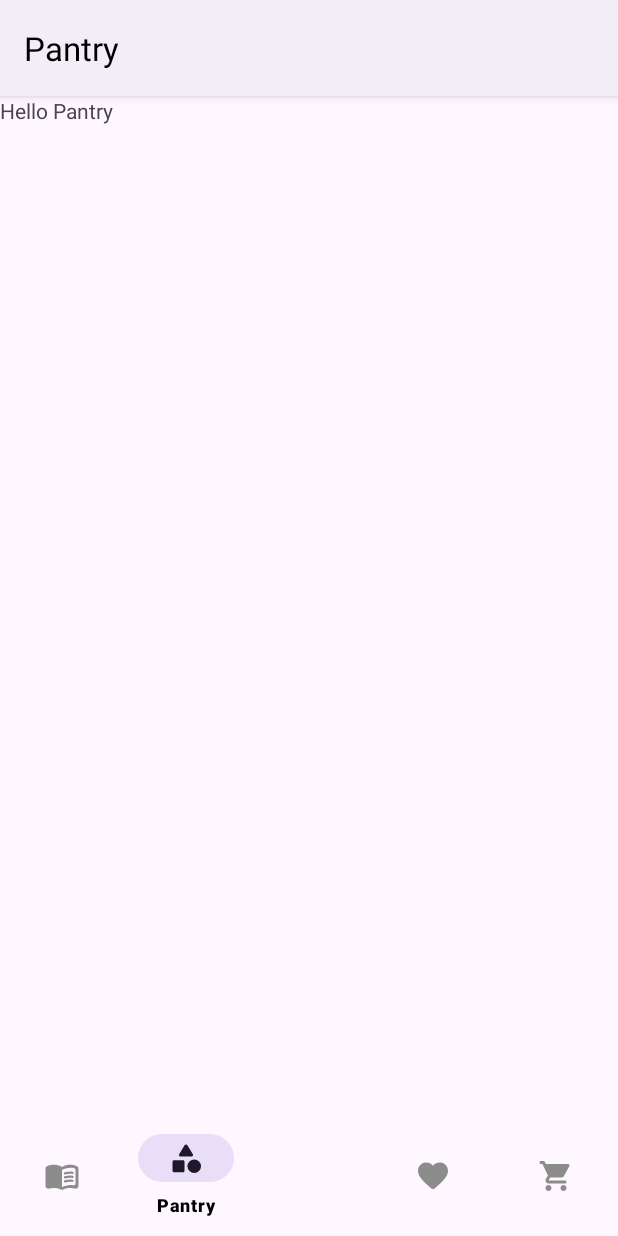
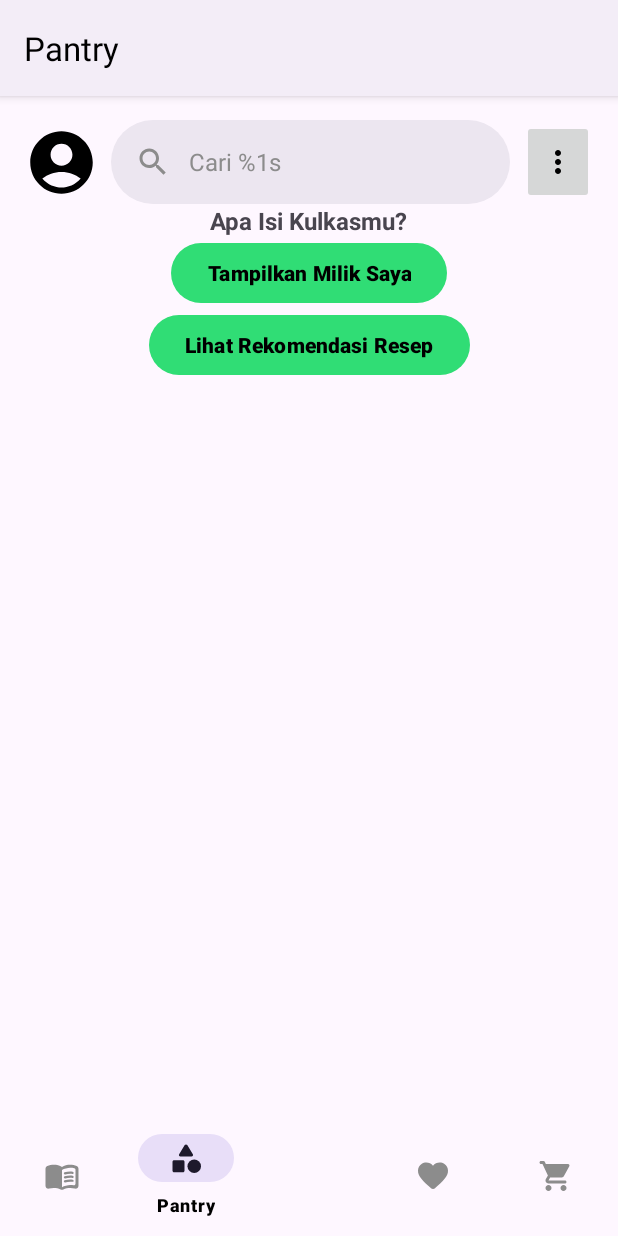
Before and after one commit to Team-EasyMeal-C23-PC677/EasyMeal-Mobile, an Android app: the screen it shows after launch (MainActivity), item 2 of the bottom bar chosen, on a phone screen of 412 x 824 dp. Run offline under Robolectric (Android 15) with nearby library versions, the phone set to English and light mode, and no system bars; our stand-ins replace navigation-ui.

Commit message:
feat: add pantry layout

```diff
--- /dev/null
+++ b/app/src/main/res/drawable/ic_round_arrow_drop_down.xml
@@ -0,0 +1,5 @@
+<vector android:height="24dp" android:tint="#000000"
+    android:viewportHeight="24" android:viewportWidth="24"
+    android:width="24dp" xmlns:android="http://schemas.android.com/apk/res/android">
+    <path android:fillColor="@android:color/white" android:pathData="M8.71,11.71l2.59,2.59c0.39,0.39 1.02,0.39 1.41,0l2.59,-2.59c0.63,-0.63 0.18,-1.71 -0.71,-1.71H9.41c-0.89,0 -1.33,1.08 -0.7,1.71z"/>
+</vector>
--- /dev/null
+++ b/app/src/main/res/drawable/ic_round_arrow_right.xml
@@ -0,0 +1,5 @@
+<vector android:autoMirrored="true" android:height="24dp"
+    android:tint="#000000" android:viewportHeight="24"
+    android:viewportWidth="24" android:width="24dp" xmlns:android="http://schemas.android.com/apk/res/android">
+    <path android:fillColor="@android:color/white" android:pathData="M11.71,15.29l2.59,-2.59c0.39,-0.39 0.39,-1.02 0,-1.41L11.71,8.7c-0.63,-0.62 -1.71,-0.18 -1.71,0.71v5.17c0,0.9 1.08,1.34 1.71,0.71z"/>
+</vector>
--- a/app/src/main/res/layout/fragment_pantry.xml
+++ b/app/src/main/res/layout/fragment_pantry.xml
@@ -1,13 +1,63 @@
 <?xml version="1.0" encoding="utf-8"?>
-<FrameLayout xmlns:android="http://schemas.android.com/apk/res/android"
+<androidx.constraintlayout.widget.ConstraintLayout xmlns:android="http://schemas.android.com/apk/res/android"
+    xmlns:app="http://schemas.android.com/apk/res-auto"
     xmlns:tools="http://schemas.android.com/tools"
     android:layout_width="match_parent"
     android:layout_height="match_parent"
     tools:context=".ui.pantry.PantryFragment">
 
+    <include
+        android:id="@+id/recipe_searchbar"
+        layout="@layout/component_searchbar" />
+
+    <androidx.recyclerview.widget.RecyclerView
+        android:id="@+id/rv_category"
+        android:layout_width="match_parent"
+        android:layout_height="0dp"
+        android:layout_marginTop="16dp"
+        app:layout_constraintBottom_toBottomOf="parent"
+        app:layout_constraintEnd_toEndOf="parent"
+        app:layout_constraintStart_toStartOf="parent"
+        app:layout_constraintTop_toBottomOf="@+id/btn_pantry_to_recipe"
+        tools:listitem="@layout/item_category" />
+
     <TextView
-        android:layout_width="match_parent"
-        android:layout_height="match_parent"
-        android:text="Hello Pantry" />
+        android:id="@+id/tv_pantry_title"
+        android:layout_width="wrap_content"
+        android:layout_height="wrap_content"
+        android:text="Apa Isi Kulkasmu?"
+        android:textStyle="bold"
+        android:textSize="16sp"
+        app:layout_constraintBottom_toTopOf="@+id/btn_pantry_have"
+        app:layout_constraintEnd_toEndOf="parent"
+        app:layout_constraintStart_toStartOf="parent"
+        app:layout_constraintTop_toBottomOf="@+id/recipe_searchbar"
+        />
 
-</FrameLayout>
+    <Button
+        android:id="@+id/btn_pantry_have"
+        android:layout_width="wrap_content"
+        android:layout_height="wrap_content"
+        android:text="Tampilkan Milik Saya"
+        android:textStyle="bold"
+        android:textSize="14sp"
+        app:layout_constraintBottom_toTopOf="@+id/btn_pantry_to_recipe"
+        app:layout_constraintEnd_toEndOf="parent"
+        app:layout_constraintStart_toStartOf="parent"
+        app:layout_constraintTop_toBottomOf="@+id/tv_pantry_title"
+        />
+
+    <Button
+        android:id="@+id/btn_pantry_to_recipe"
+        android:layout_width="wrap_content"
+        android:layout_height="wrap_content"
+        android:text="Lihat Rekomendasi Resep"
+        android:textStyle="bold"
+        android:textSize="14sp"
+        app:layout_constraintBottom_toTopOf="@+id/rv_category"
+        app:layout_constraintEnd_toEndOf="parent"
+        app:layout_constraintStart_toStartOf="parent"
+        app:layout_constraintTop_toBottomOf="@+id/btn_pantry_have"
+        />
+
+</androidx.constraintlayout.widget.ConstraintLayout>
```
Also changed, not shown: app/src/main/res/layout/item_category.xml (+74 -3 lines), app/src/main/res/layout/item_pantry_ingredient.xml (added, +14 -0 lines).
